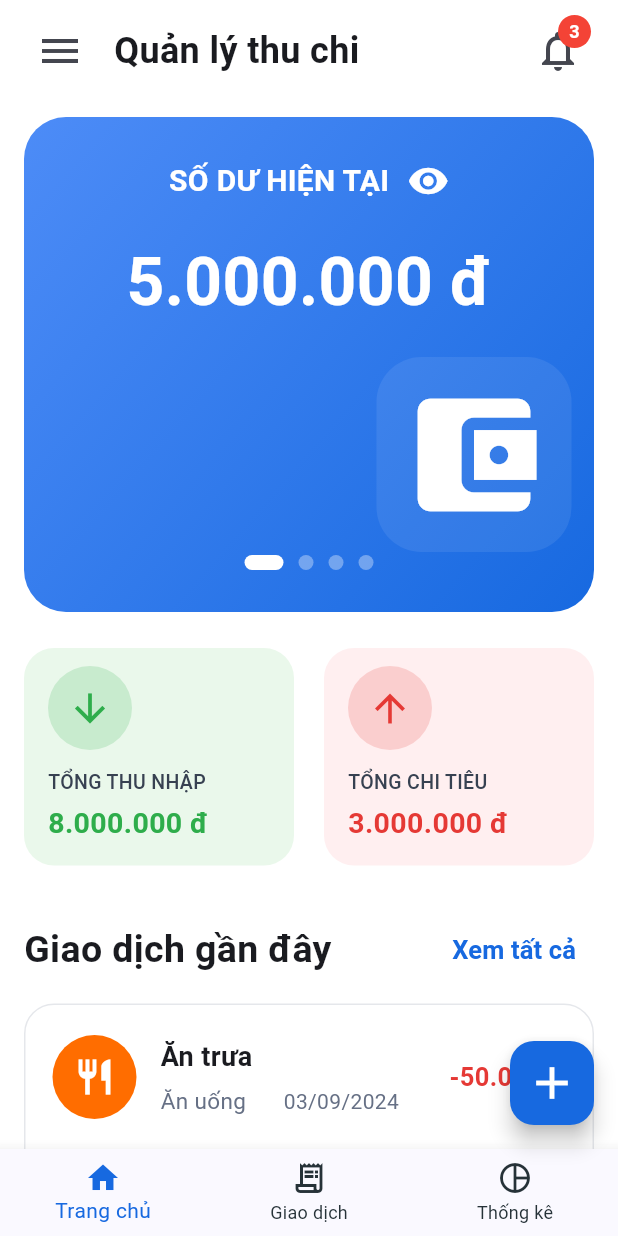
After one commit to tnduckhmt2411011-design/KHMT2411011_TranNguyenDuc_casestudy1, a Flutter app: the HomePage screen opened directly, on a phone screen of 412 x 824 dp. The commit adds this screen. Run offline on Flutter 3.47's test engine with Material 3 defaults, Android fonts, the phone set to English and light mode, and no system bars.

Commit message:
feat(ui): dung man hinh dashboard quan ly thu chi theo code mau

```diff
--- /dev/null
+++ b/lib/pages/home_page.dart
@@ -0,0 +1,113 @@
+import 'package:flutter/material.dart';
+import '../widgets/header.dart';
+import '../widgets/balance_card.dart';
+import '../widgets/summary_card.dart';
+import '../widgets/transaction_list.dart';
+import 'expense_form_screen.dart';
+
+class HomePage extends StatefulWidget {
+  const HomePage({super.key});
+
+  @override
+  State<HomePage> createState() => _HomePageState();
+}
+
+class _HomePageState extends State<HomePage> {
+  int currentIndex = 0;
+
+  final List<Widget> pages = const [
+    HomeContent(),
+    Center(child: Text('Giao dịch', style: TextStyle(fontSize: 24))),
+    Center(child: Text('Thống kê', style: TextStyle(fontSize: 24))),
+  ];
+
+  void _openAddExpense() {
+    Navigator.push(
+      context,
+      MaterialPageRoute(
+        builder: (context) => ExpenseFormScreen(
+          onSave: (newExpense) {
+            ScaffoldMessenger.of(context).showSnackBar(
+              SnackBar(
+                content: Text('Đã thêm giao dịch: ${newExpense.title}'),
+              ),
+            );
+          },
+        ),
+      ),
+    );
+  }
+
+  @override
+  Widget build(BuildContext context) {
+    return Scaffold(
+      backgroundColor: Colors.white,
+      body: SafeArea(child: pages[currentIndex]),
+      floatingActionButton: currentIndex == 0
+          ? FloatingActionButton(
+              backgroundColor: const Color(0xFF1769E0),
+              foregroundColor: Colors.white,
+              onPressed: _openAddExpense,
+              child: const Icon(Icons.add, size: 36),
+            )
+          : null,
+      bottomNavigationBar: BottomNavigationBar(
+        currentIndex: currentIndex,
+        onTap: (index) {
+          setState(() {
+            currentIndex = index;
+          });
+        },
+        selectedItemColor: const Color(0xFF1769E0),
+        unselectedItemColor: const Color(0xFF263238),
+        type: BottomNavigationBarType.fixed,
+        items: const [
+          BottomNavigationBarItem(
+            icon: Icon(Icons.home_outlined),
+            activeIcon: Icon(Icons.home),
+            label: 'Trang chủ',
+          ),
+          BottomNavigationBarItem(
+            icon: Icon(Icons.receipt_long_outlined),
+            activeIcon: Icon(Icons.receipt_long),
+            label: 'Giao dịch',
+          ),
+          BottomNavigationBarItem(
+            icon: Icon(Icons.pie_chart_outline),
+            activeIcon: Icon(Icons.pie_chart),
+            label: 'Thống kê',
+          ),
+        ],
+      ),
+    );
+  }
+}
+
+class HomeContent extends StatelessWidget {
+  const HomeContent({super.key});
+
+  @override
+  Widget build(BuildContext context) {
+    return Stack(
+      children: [
+        SingleChildScrollView(
+          padding: const EdgeInsets.fromLTRB(16, 10, 16, 100),
+          child: Column(
+            crossAxisAlignment: CrossAxisAlignment.start,
+            children: const [
+              Header(),
+              SizedBox(height: 20),
+              BalanceCard(),
+              SizedBox(height: 24),
+              SummarySection(),
+              SizedBox(height: 32),
+              TransactionHeader(),
+              SizedBox(height: 12),
+              TransactionList(),
+            ],
+          ),
+        ),
+      ],
+    );
+  }
+}
--- a/lib/widgets/summary_card.dart
+++ b/lib/widgets/summary_card.dart
@@ -51,7 +51,7 @@ class SummaryCard extends StatelessWidget {
   Widget build(BuildContext context) {
     return Container(
       height: 145,
-      padding: const EdgeInsets.all(16),
+      padding: const EdgeInsets.symmetric(horizontal: 16, vertical: 12),
       decoration: BoxDecoration(
         color: backgroundColor,
         borderRadius: BorderRadius.circular(20),
```
